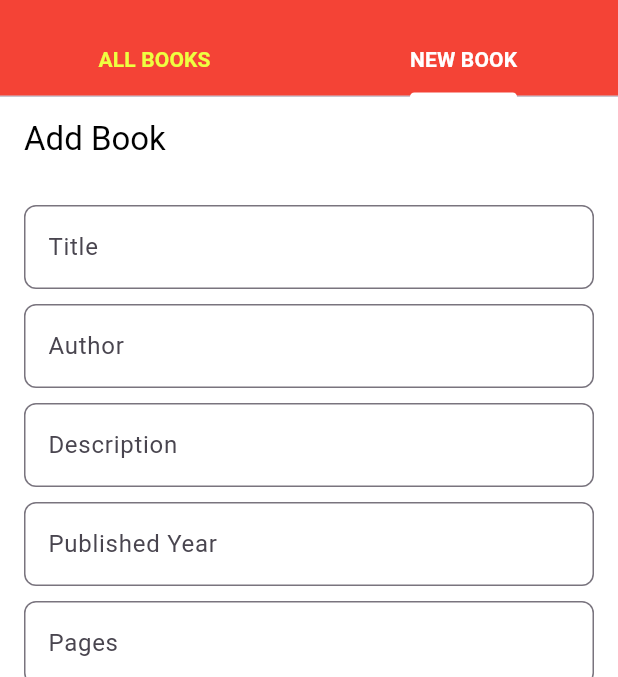
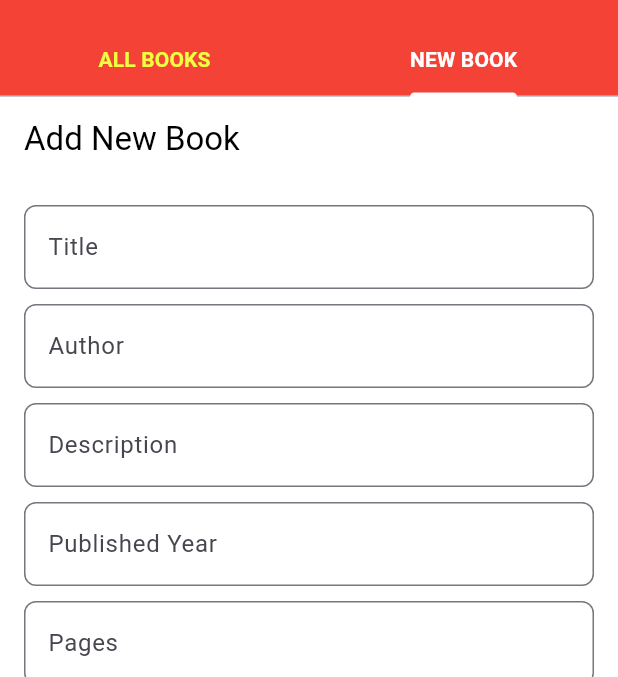
Before and after one commit to ivandj0h/library-system-frontend-flutter, a Flutter app: the screen it shows after launch, tab 2 chosen, on a phone screen of 412 x 824 dp, the part 59-736 px from its top. Run offline on Flutter 3.47's test engine with Material 3 defaults, Android fonts, the phone set to English and light mode, and no system bars; our stand-ins replace fluttertoast; network calls fail.

Commit message:
update readme

```diff
--- a/lib/screens/add_book_screen.dart
+++ b/lib/screens/add_book_screen.dart
@@ -107,7 +107,7 @@ class AddBookScreenState extends State<AddBookScreen> {
   Widget build(BuildContext context) {
     return Scaffold(
       appBar: AppBar(
-        title: const Text('Add Book'),
+        title: const Text('Add New Book'),
         backgroundColor: Colors.white,
         foregroundColor: Colors.black,
       ),
--- a/lib/screens/book_list_screen.dart
+++ b/lib/screens/book_list_screen.dart
@@ -139,8 +139,21 @@ class BookListScreenState extends State<BookListScreen>
                     valueColor: AlwaysStoppedAnimation<Color>(Colors.white),
                   ))
                 : Column(
+                    crossAxisAlignment: CrossAxisAlignment.center,
                     children: [
                       const SizedBox(height: 20),
+                      Padding(
+                        padding: const EdgeInsets.symmetric(horizontal: 16.0),
+                        child: const Text(
+                          'All Books',
+                          style: TextStyle(
+                            fontSize: 24,
+                            fontWeight: FontWeight.bold,
+                            color: Colors.white,
+                          ),
+                        ),
+                      ),
+                      const SizedBox(height: 10),
                       Padding(
                         padding: const EdgeInsets.symmetric(horizontal: 16.0),
                         child: TextField(
```
Also changed, not shown: 1 other file.
